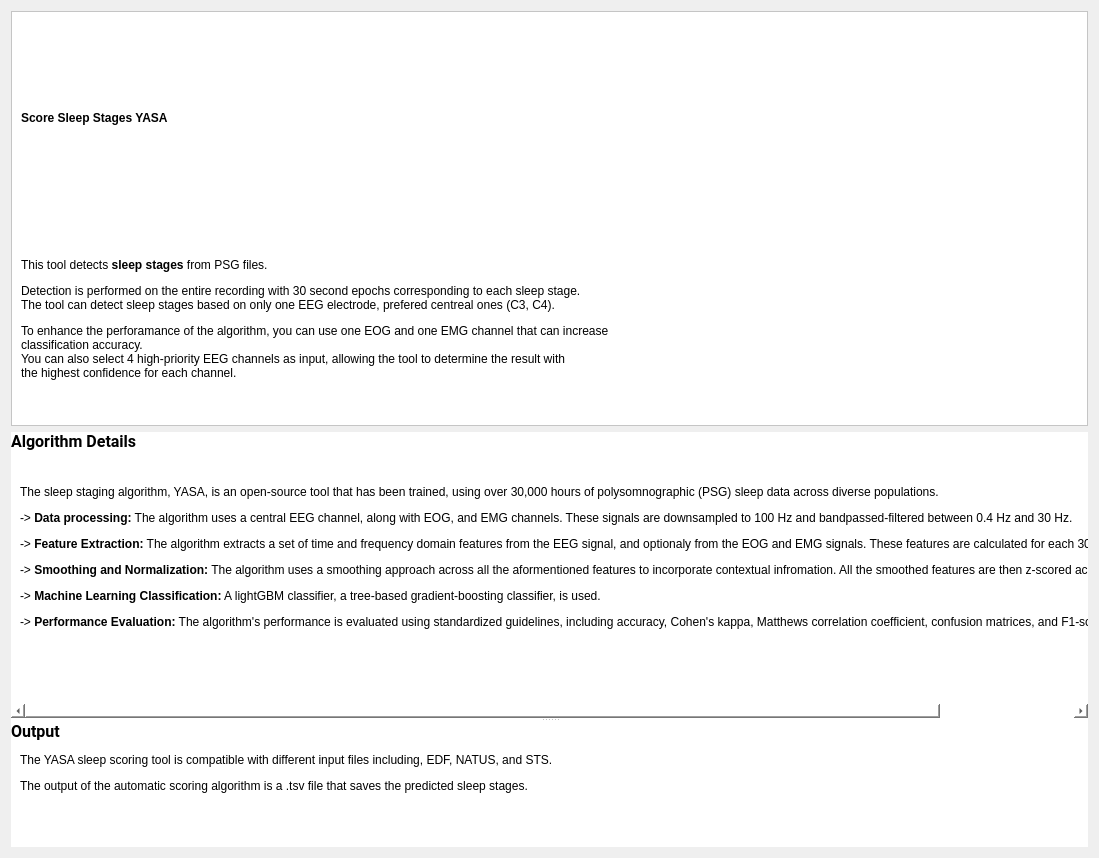
Before: the Qt Designer form tools/ExampleToolsPackage/AutomaticSleepScoring/AlgoIntroStep/Ui_AlgoIntroStep.ui in mhazad99/Automatic-Sleep-Scoring-Package, drawn with Qt 5.
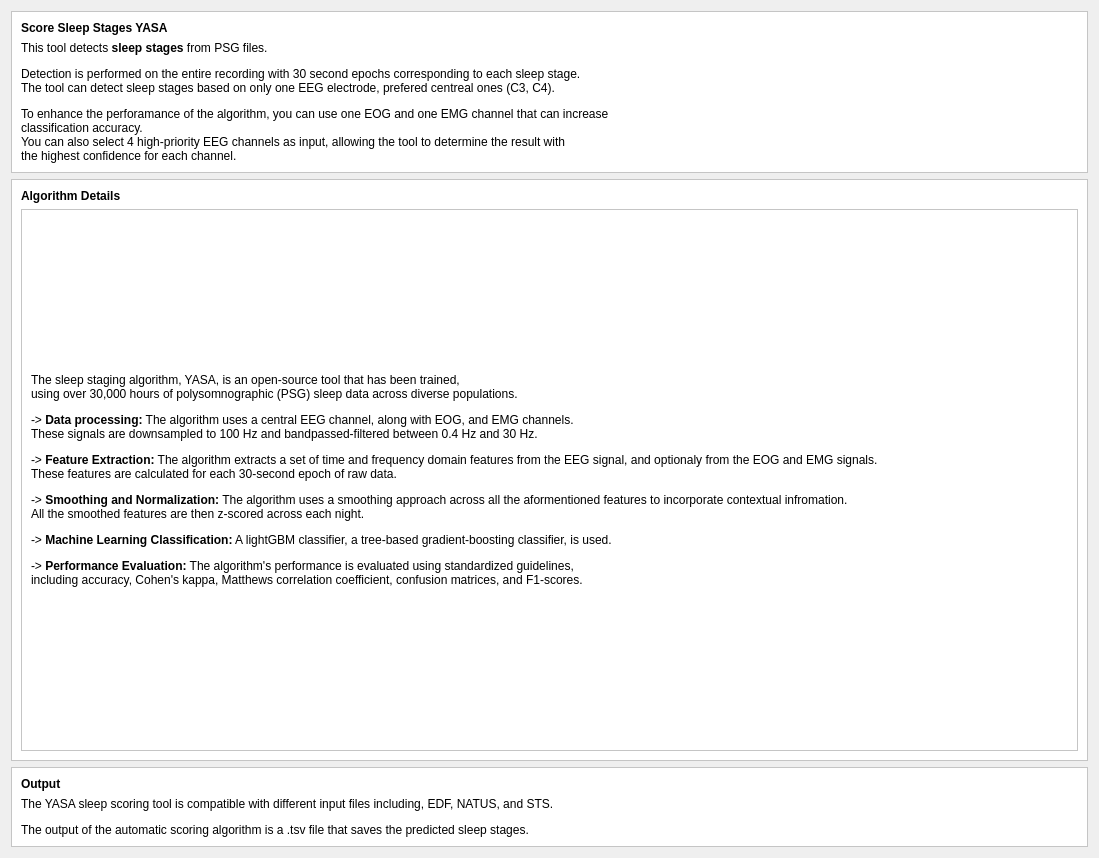
After: the same form once the commit is applied.

Commit message: YASA tool sections modified and the modifications applied.

```diff
--- a/tools/ExampleToolsPackage/AutomaticSleepScoring/AlgoIntroStep/Ui_AlgoIntroStep.ui
+++ b/tools/ExampleToolsPackage/AutomaticSleepScoring/AlgoIntroStep/Ui_AlgoIntroStep.ui
@@ -22,28 +22,22 @@
      <property name="orientation">
       <enum>Qt::Horizontal</enum>
      </property>
-     <widget class="QWidget" name="layoutWidget">
-      <layout class="QVBoxLayout" name="verticalLayout_6">
-       <item>
-        <widget class="QScrollArea" name="scrollArea">
-         <property name="styleSheet">
-          <string notr="true">background-color: rgb(255, 255, 255);</string>
-         </property>
-         <property name="widgetResizable">
-          <bool>true</bool>
-         </property>
-         <widget class="QWidget" name="scrollAreaWidgetContents">
-          <property name="geometry">
-           <rect>
-            <x>0</x>
-            <y>0</y>
-            <width>1052</width>
-            <height>245</height>
-           </rect>
-          </property>
+     <widget class="QWidget" name="verticalLayoutWidget">
           <layout class="QVBoxLayout" name="verticalLayout">
            <item>
-            <widget class="QLabel" name="label_2">
+        <widget class="QFrame" name="frame">
+         <property name="styleSheet">
+          <string notr="true">background-color: rgb(255, 255, 255);</string>
+         </property>
+         <property name="frameShape">
+          <enum>QFrame::StyledPanel</enum>
+         </property>
+         <property name="frameShadow">
+          <enum>QFrame::Raised</enum>
+         </property>
+         <layout class="QVBoxLayout" name="verticalLayout_2">
+          <item>
+           <widget class="QLabel" name="label">
              <property name="styleSheet">
               <string notr="true">background-color: rgb(255, 255, 255);</string>
              </property>
@@ -53,223 +47,108 @@
             </widget>
            </item>
            <item>
-            <widget class="QLabel" name="label_5">
+           <widget class="QLabel" name="label_2">
              <property name="styleSheet">
               <string notr="true">background-color: rgb(255, 255, 255);</string>
              </property>
              <property name="text">
-              <string>&lt;html&gt;&lt;head/&gt;&lt;body&gt;&lt;p&gt;This tool detects &lt;span style=&quot; font-weight:600;&quot;&gt;sleep stages&lt;/span&gt; from PSG files.&lt;/p&gt;&lt;p&gt;Detection is performed on the entire recording with 30 second epochs corresponding to each sleep stage.&lt;br/&gt;The tool can detect sleep stages based on only one EEG electrode, prefered centreal ones (C3, C4).&lt;/p&gt;&lt;p&gt;To enhance the perforamance of the algorithm, you can use one EOG and one EMG channel that can increase&lt;br/&gt;classification accuracy.&lt;br/&gt;You can also select 4 high-priority EEG channels as input, allowing the tool to determine the result with &lt;br/&gt;the highest confidence for each channel.&lt;/p&gt;&lt;/body&gt;&lt;/html&gt;</string>
+             <string>&lt;html&gt;&lt;head/&gt;&lt;body&gt;&lt;p align=&quot;justify&quot;&gt;This tool detects &lt;span style=&quot; font-weight:600;&quot;&gt;sleep stages&lt;/span&gt; from PSG files. &lt;/p&gt;&lt;p align=&quot;justify&quot;&gt;Detection is performed on the entire recording with 30 second epochs corresponding to each sleep stage.&lt;br/&gt;The tool can detect sleep stages based on only one EEG electrode, prefered centreal ones (C3, C4). &lt;/p&gt;&lt;p align=&quot;justify&quot;&gt;To enhance the perforamance of the algorithm, you can use one EOG and one EMG channel that can increase&lt;br/&gt;classification accuracy.&lt;br/&gt;You can also select 4 high-priority EEG channels as input, allowing the tool to determine the result with &lt;br/&gt;the highest confidence for each channel. &lt;/p&gt;&lt;/body&gt;&lt;/html&gt;</string>
              </property>
             </widget>
            </item>
           </layout>
          </widget>
-        </widget>
        </item>
        <item>
-        <widget class="QSplitter" name="splitter">
+        <widget class="QFrame" name="frame_2">
          <property name="styleSheet">
           <string notr="true">background-color: rgb(255, 255, 255);</string>
          </property>
-         <property name="orientation">
-          <enum>Qt::Vertical</enum>
+         <property name="frameShape">
+          <enum>QFrame::StyledPanel</enum>
          </property>
-         <widget class="QWidget" name="layoutWidget">
+         <property name="frameShadow">
+          <enum>QFrame::Raised</enum>
+         </property>
           <layout class="QVBoxLayout" name="verticalLayout_3">
-           <property name="spacing">
-            <number>24</number>
-           </property>
-           <item>
-            <widget class="QLabel" name="label">
-             <property name="minimumSize">
-              <size>
-               <width>0</width>
-               <height>20</height>
-              </size>
-             </property>
-             <property name="maximumSize">
-              <size>
-               <width>16777215</width>
-               <height>20</height>
-              </size>
-             </property>
-             <property name="font">
-              <font>
-               <family>Roboto</family>
-               <pointsize>12</pointsize>
-               <weight>50</weight>
-               <italic>false</italic>
-               <bold>false</bold>
-              </font>
-             </property>
-             <property name="text">
-              <string>&lt;html&gt;&lt;head/&gt;&lt;body&gt;&lt;p&gt;&lt;span style=&quot; font-weight:600;&quot;&gt;Algorithm Details&lt;/span&gt;&lt;/p&gt;&lt;/body&gt;&lt;/html&gt;</string>
-             </property>
-             <property name="alignment">
-              <set>Qt::AlignLeading|Qt::AlignLeft|Qt::AlignVCenter</set>
-             </property>
-            </widget>
-           </item>
-           <item>
-            <widget class="QScrollArea" name="scrollArea_2">
-             <property name="frameShape">
-              <enum>QFrame::NoFrame</enum>
-             </property>
-             <property name="frameShadow">
-              <enum>QFrame::Plain</enum>
-             </property>
-             <property name="lineWidth">
-              <number>0</number>
-             </property>
-             <property name="widgetResizable">
-              <bool>true</bool>
-             </property>
-             <widget class="QWidget" name="scrollAreaWidgetContents_2">
-              <property name="geometry">
-               <rect>
-                <x>0</x>
-                <y>0</y>
-                <width>2069</width>
-                <height>408</height>
-               </rect>
-              </property>
-              <layout class="QVBoxLayout" name="verticalLayout_4">
                <item>
                 <widget class="QLabel" name="label_3">
-                 <property name="maximumSize">
-                  <size>
-                   <width>16777215</width>
-                   <height>16777215</height>
-                  </size>
-                 </property>
                  <property name="styleSheet">
                   <string notr="true">background-color: rgb(255, 255, 255);</string>
                  </property>
                  <property name="text">
-                  <string>&lt;html&gt;&lt;head/&gt;&lt;body&gt;&lt;p&gt;The sleep staging algorithm, YASA, is an open-source tool that has been trained, using over 30,000 hours of polysomnographic (PSG) sleep data across diverse populations.&lt;/p&gt;&lt;p&gt;-&amp;gt;&lt;span style=&quot; font-weight:600;&quot;&gt; Data processing:&lt;/span&gt; The algorithm uses a central EEG channel, along with EOG, and EMG channels. These signals are downsampled to 100 Hz and bandpassed-filtered between 0.4 Hz and 30 Hz.&lt;/p&gt;&lt;p&gt;-&amp;gt; &lt;span style=&quot; font-weight:600;&quot;&gt;Feature Extraction:&lt;/span&gt; The algorithm extracts a set of time and frequency domain features from the EEG signal, and optionaly from the EOG and EMG signals. These features are calculated for each 30-second epoch of raw data.&lt;/p&gt;&lt;p&gt;-&amp;gt; &lt;span style=&quot; font-weight:600;&quot;&gt;Smoothing and Normalization:&lt;/span&gt; The algorithm uses a smoothing approach across all the aformentioned features to incorporate contextual infromation. All the smoothed features are then z-scored across each night.&lt;/p&gt;&lt;p&gt;-&amp;gt; &lt;span style=&quot; font-weight:600;&quot;&gt;Machine Learning Classification:&lt;/span&gt; A lightGBM classifier, a tree-based gradient-boosting classifier, is used.&lt;/p&gt;&lt;p&gt;-&amp;gt; &lt;span style=&quot; font-weight:600;&quot;&gt;Performance Evaluation:&lt;/span&gt; The algorithm's performance is evaluated using standardized guidelines, including accuracy, Cohen's kappa, Matthews correlation coefficient, confusion matrices, and F1-scores.&lt;br/&gt;&lt;/p&gt;&lt;/body&gt;&lt;/html&gt;</string>
+             <string>&lt;html&gt;&lt;head/&gt;&lt;body&gt;&lt;p&gt;&lt;span style=&quot; font-weight:600;&quot;&gt;Algorithm Details&lt;/span&gt;&lt;/p&gt;&lt;/body&gt;&lt;/html&gt;</string>
                  </property>
                 </widget>
                </item>
                <item>
-                <spacer name="verticalSpacer">
-                 <property name="orientation">
-                  <enum>Qt::Vertical</enum>
-                 </property>
-                 <property name="sizeType">
-                  <enum>QSizePolicy::MinimumExpanding</enum>
-                 </property>
-                 <property name="sizeHint" stdset="0">
-                  <size>
-                   <width>20</width>
-                   <height>10</height>
-                  </size>
-                 </property>
-                </spacer>
-               </item>
-              </layout>
-             </widget>
-            </widget>
-           </item>
-          </layout>
-         </widget>
-         <widget class="QWidget" name="layoutWidget">
-          <layout class="QVBoxLayout" name="verticalLayout_2">
-           <property name="spacing">
-            <number>3</number>
-           </property>
+           <widget class="QScrollArea" name="scrollArea">
+            <property name="styleSheet">
+             <string notr="true">background-color: rgb(255, 255, 255);</string>
+            </property>
+            <property name="widgetResizable">
+             <bool>true</bool>
+            </property>
+            <widget class="QWidget" name="scrollAreaWidgetContents">
+             <property name="geometry">
+              <rect>
+               <x>0</x>
+               <y>0</y>
+               <width>1451</width>
+               <height>380</height>
+              </rect>
+             </property>
+             <layout class="QHBoxLayout" name="horizontalLayout">
            <item>
             <widget class="QLabel" name="label_4">
-             <property name="maximumSize">
-              <size>
-               <width>16777215</width>
-               <height>20</height>
-              </size>
-             </property>
-             <property name="sizeIncrement">
-              <size>
-               <width>0</width>
-               <height>0</height>
-              </size>
-             </property>
-             <property name="font">
-              <font>
-               <family>Roboto</family>
-               <pointsize>12</pointsize>
-               <weight>50</weight>
-               <italic>false</italic>
-               <bold>false</bold>
-              </font>
+                <property name="styleSheet">
+                 <string notr="true">background-color: rgb(255, 255, 255);</string>
+                </property>
+                <property name="text">
+                 <string>&lt;html&gt;&lt;head/&gt;&lt;body&gt;&lt;p&gt;The sleep staging algorithm, YASA, is an open-source tool that has been trained,&lt;br/&gt;using over 30,000 hours of polysomnographic (PSG) sleep data across diverse populations. &lt;/p&gt;&lt;p&gt;-&amp;gt;&lt;span style=&quot; font-weight:600;&quot;&gt; Data processing:&lt;/span&gt; The algorithm uses a central EEG channel, along with EOG, and EMG channels.&lt;br/&gt;These signals are downsampled to 100 Hz and bandpassed-filtered between 0.4 Hz and 30 Hz. &lt;/p&gt;&lt;p&gt;-&amp;gt; &lt;span style=&quot; font-weight:600;&quot;&gt;Feature Extraction:&lt;/span&gt; The algorithm extracts a set of time and frequency domain features from the EEG signal, and optionaly from the EOG and EMG signals.&lt;br/&gt;These features are calculated for each 30-second epoch of raw data. &lt;/p&gt;&lt;p&gt;-&amp;gt; &lt;span style=&quot; font-weight:600;&quot;&gt;Smoothing and Normalization:&lt;/span&gt; The algorithm uses a smoothing approach across all the aformentioned features to incorporate contextual infromation.&lt;br/&gt;All the smoothed features are then z-scored across each night. &lt;/p&gt;&lt;p&gt;-&amp;gt; &lt;span style=&quot; font-weight:600;&quot;&gt;Machine Learning Classification:&lt;/span&gt; A lightGBM classifier, a tree-based gradient-boosting classifier, is used. &lt;/p&gt;&lt;p&gt;-&amp;gt; &lt;span style=&quot; font-weight:600;&quot;&gt;Performance Evaluation:&lt;/span&gt; The algorithm's performance is evaluated using standardized guidelines,&lt;br/&gt;including accuracy, Cohen's kappa, Matthews correlation coefficient, confusion matrices, and F1-scores. &lt;/p&gt;&lt;/body&gt;&lt;/html&gt;</string>
+                </property>
+               </widget>
+              </item>
+             </layout>
+            </widget>
+           </widget>
+          </item>
+         </layout>
+        </widget>
+       </item>
+       <item>
+        <widget class="QFrame" name="frame_3">
+         <property name="styleSheet">
+          <string notr="true">background-color: rgb(255, 255, 255);</string>
+         </property>
+         <property name="frameShape">
+          <enum>QFrame::StyledPanel</enum>
+         </property>
+         <property name="frameShadow">
+          <enum>QFrame::Raised</enum>
+         </property>
+         <layout class="QVBoxLayout" name="verticalLayout_4">
+          <item>
+           <widget class="QLabel" name="label_5">
+            <property name="styleSheet">
+             <string notr="true">background-color: rgb(255, 255, 255);</string>
              </property>
              <property name="text">
               <string>&lt;html&gt;&lt;head/&gt;&lt;body&gt;&lt;p&gt;&lt;span style=&quot; font-weight:600;&quot;&gt;Output&lt;/span&gt;&lt;/p&gt;&lt;/body&gt;&lt;/html&gt;</string>
              </property>
-             <property name="alignment">
-              <set>Qt::AlignLeading|Qt::AlignLeft|Qt::AlignVCenter</set>
-             </property>
             </widget>
            </item>
            <item>
-            <widget class="QScrollArea" name="scrollArea_3">
-             <property name="frameShape">
-              <enum>QFrame::NoFrame</enum>
-             </property>
-             <property name="frameShadow">
-              <enum>QFrame::Plain</enum>
-             </property>
-             <property name="lineWidth">
-              <number>0</number>
-             </property>
-             <property name="widgetResizable">
-              <bool>true</bool>
-             </property>
-             <widget class="QWidget" name="scrollAreaWidgetContents_3">
-              <property name="geometry">
-               <rect>
-                <x>0</x>
-                <y>0</y>
-                <width>1052</width>
-                <height>89</height>
-               </rect>
-              </property>
-              <layout class="QVBoxLayout" name="verticalLayout_5">
-               <item>
-                <widget class="QLabel" name="label_7">
-                 <property name="maximumSize">
-                  <size>
-                   <width>16777215</width>
-                   <height>16777215</height>
-                  </size>
-                 </property>
+           <widget class="QLabel" name="label_6">
                  <property name="styleSheet">
                   <string notr="true">background-color: rgb(255, 255, 255);</string>
                  </property>
                  <property name="text">
-                  <string>&lt;html&gt;&lt;head/&gt;&lt;body&gt;&lt;p&gt;The YASA sleep scoring tool is compatible with different input files including, EDF, NATUS, and STS.&lt;/p&gt;&lt;p&gt;The output of the automatic scoring algorithm is a .tsv file that saves the predicted sleep stages.&lt;/p&gt;&lt;/body&gt;&lt;/html&gt;</string>
+             <string>&lt;html&gt;&lt;head/&gt;&lt;body&gt;&lt;p&gt;The YASA sleep scoring tool is compatible with different input files including, EDF, NATUS, and STS. &lt;/p&gt;&lt;p&gt;The output of the automatic scoring algorithm is a .tsv file that saves the predicted sleep stages. &lt;/p&gt;&lt;/body&gt;&lt;/html&gt;</string>
                  </property>
                 </widget>
                </item>
-               <item>
-                <spacer name="verticalSpacer_4">
-                 <property name="orientation">
-                  <enum>Qt::Vertical</enum>
-                 </property>
-                 <property name="sizeType">
-                  <enum>QSizePolicy::Expanding</enum>
-                 </property>
-                 <property name="sizeHint" stdset="0">
-                  <size>
-                   <width>20</width>
-                   <height>20</height>
-                  </size>
-                 </property>
-                </spacer>
-               </item>
-              </layout>
-             </widget>
-            </widget>
-           </item>
-          </layout>
-         </widget>
+         </layout>
         </widget>
        </item>
       </layout>
```
Lines whose indentation alone changed are shown as unchanged. The commit also changes 10 other files.
